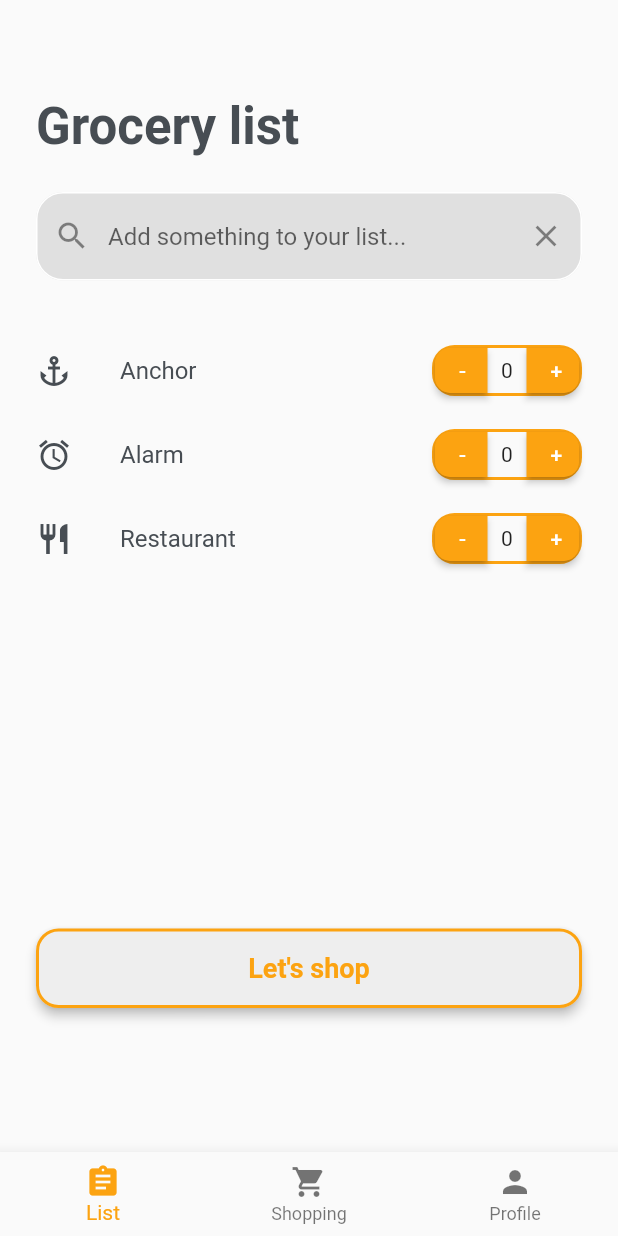
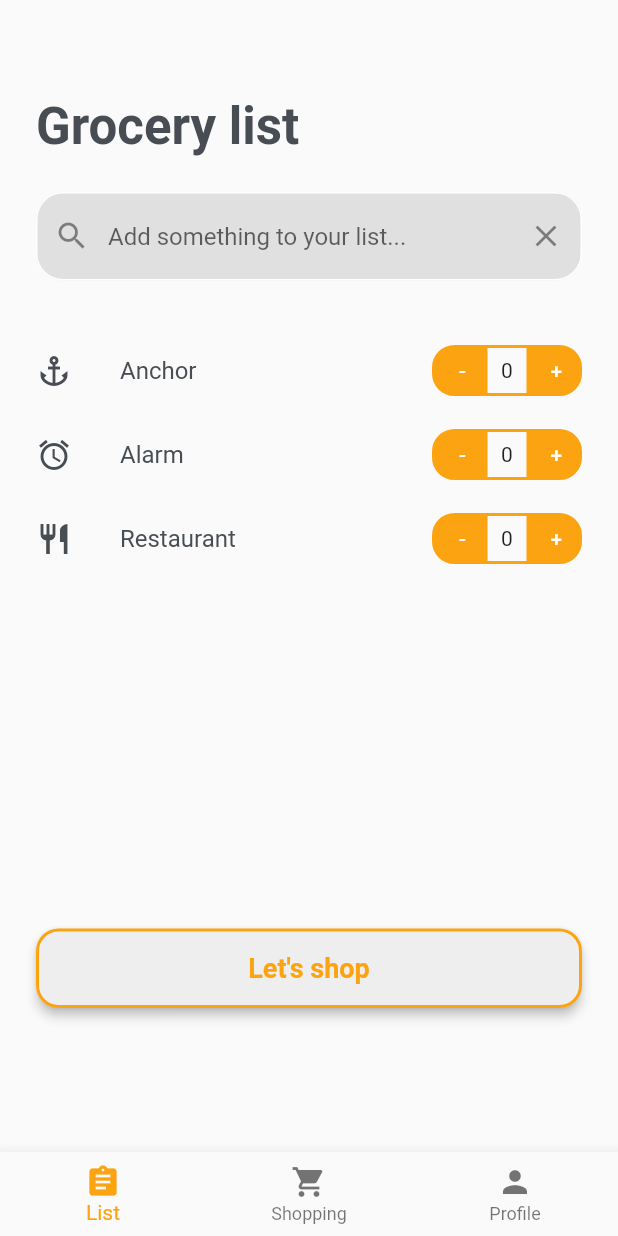
Before and after one commit to tmartin1703/shopping_map, a Flutter app: the screen it shows after launch, on a phone screen of 412 x 824 dp. Run offline on Flutter 3.47's test engine with Material 2 defaults, Android fonts, the phone set to English and light mode, and no system bars.

Commit message:
fix button shadow

```diff
--- a/lib/widgets/quantity_button.dart
+++ b/lib/widgets/quantity_button.dart
@@ -24,6 +24,7 @@ class _QuantityButtonState extends State<QuantityButton> {
             child: ElevatedButton(
               onPressed: () {},
               style: ButtonStyle(
+                elevation: MaterialStateProperty.all(0),
                 shape: MaterialStateProperty.all(
                   const RoundedRectangleBorder(
                     borderRadius: BorderRadius.only(
@@ -47,6 +48,7 @@ class _QuantityButtonState extends State<QuantityButton> {
             child: ElevatedButton(
               onPressed: () {},
               style: ButtonStyle(
+                elevation: MaterialStateProperty.all(0),
                 shape: MaterialStateProperty.all(
                   const RoundedRectangleBorder(
                     borderRadius: BorderRadius.only(
```
